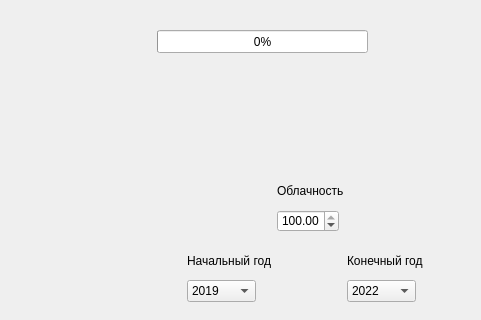
Old version of the form change_detector/UserInterface/ui_files/change_detection_dialog.ui in the repository MoonlightEnjoyer/ChangeDetectionPlugin; both pictures show x 563 to 1044 and y 0 to 320 of the 1044 by 708 pixel window.
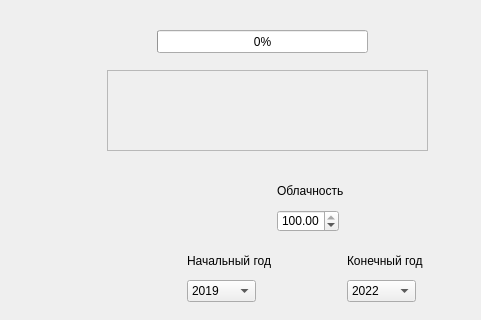
New version of the form.

```diff
--- a/change_detector/UserInterface/ui_files/change_detection_dialog.ui
+++ b/change_detector/UserInterface/ui_files/change_detection_dialog.ui
@@ -225,6 +225,29 @@
     <string>Облачность</string>
    </property>
   </widget>
+  <widget class="QScrollArea" name="text_scroll_area">
+   <property name="geometry">
+    <rect>
+     <x>670</x>
+     <y>70</y>
+     <width>321</width>
+     <height>81</height>
+    </rect>
+   </property>
+   <property name="widgetResizable">
+    <bool>true</bool>
+   </property>
+   <widget class="QWidget" name="scrollAreaWidgetContents">
+    <property name="geometry">
+     <rect>
+      <x>0</x>
+      <y>0</y>
+      <width>319</width>
+      <height>79</height>
+     </rect>
+    </property>
+   </widget>
+  </widget>
  </widget>
  <resources/>
  <connections/>
```
